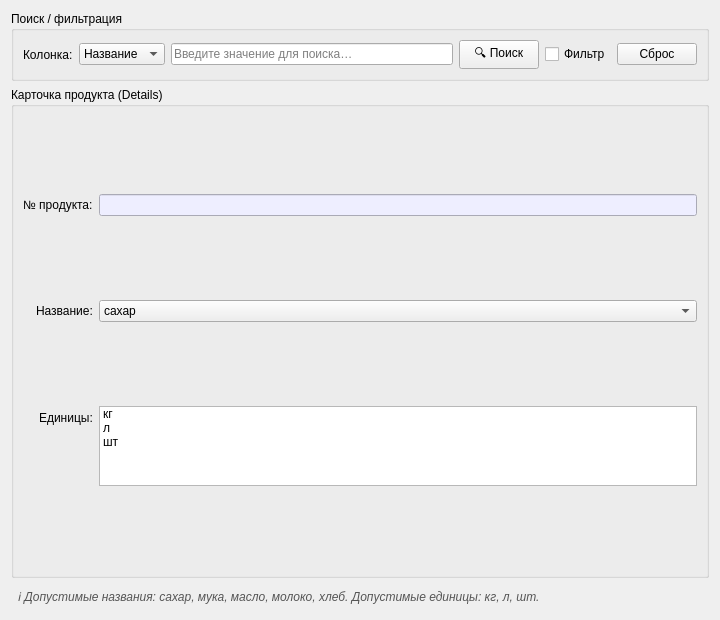
First picture: the form in ui/product_details_form.ui, repository klmnkv/lab3, before the edit.
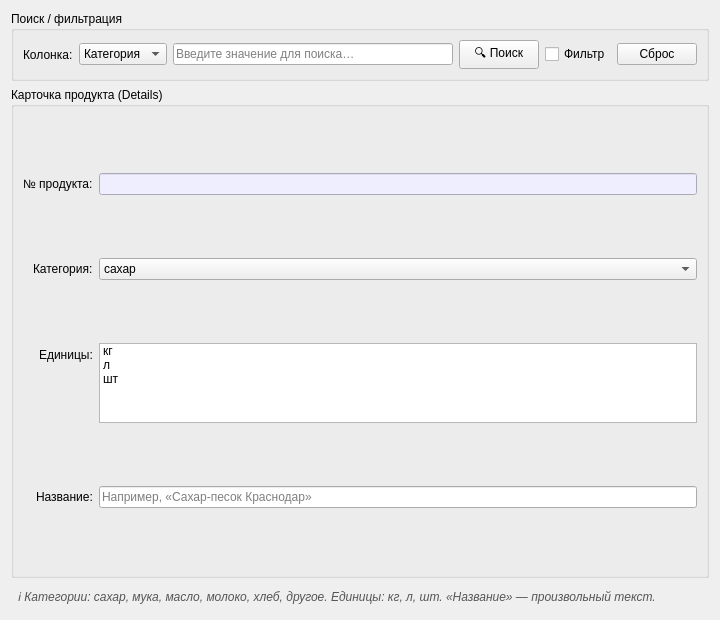
Second picture: the form after the edit.

Commit message: Align schema and Product forms with new category column

What changed in the file:
```diff
--- a/ui/product_details_form.ui
+++ b/ui/product_details_form.ui
@@ -29,6 +29,9 @@
       </item>
       <item>
        <widget class="QComboBox" name="comboColumn">
+        <item>
+         <property name="text"><string>Категория</string></property>
+        </item>
         <item>
          <property name="text"><string>Название</string></property>
         </item>
@@ -101,8 +104,8 @@
         <!-- Название — ComboBox, т.к. поле ограничено CHECK-условием
              ('сахар','мука','масло','молоко','хлеб') -->
         <item row="1" column="0">
-         <widget class="QLabel" name="lblName">
-          <property name="text"><string>Название:</string></property>
+         <widget class="QLabel" name="lblCategory">
+          <property name="text"><string>Категория:</string></property>
          </widget>
         </item>
         <item row="1" column="1">
@@ -137,6 +140,21 @@
           <item><property name="text"><string>шт</string></property></item>
          </widget>
         </item>
+
+        <!-- Название — произвольный текст (опционально) -->
+        <item row="3" column="0">
+         <widget class="QLabel" name="lblName">
+          <property name="text"><string>Название:</string></property>
+         </widget>
+        </item>
+        <item row="3" column="1">
+         <widget class="QLineEdit" name="editName">
+          <property name="placeholderText">
+           <string>Например, «Сахар-песок Краснодар»</string>
+          </property>
+          <property name="clearButtonEnabled"><bool>true</bool></property>
+         </widget>
+        </item>
        </layout>
       </item>
      </layout>
@@ -146,7 +164,7 @@
    <item>
     <widget class="QLabel" name="labelHint">
      <property name="text">
-      <string>ℹ️ Допустимые названия: сахар, мука, масло, молоко, хлеб. Допустимые единицы: кг, л, шт.</string>
+      <string>ℹ️ Категории: сахар, мука, масло, молоко, хлеб, другое. Единицы: кг, л, шт. «Название» — произвольный текст.</string>
      </property>
      <property name="wordWrap"><bool>true</bool></property>
      <property name="styleSheet">
```
Left out of the diff: 9 changed lines with no effect on the pictures. The commit also changes 9 other files.
